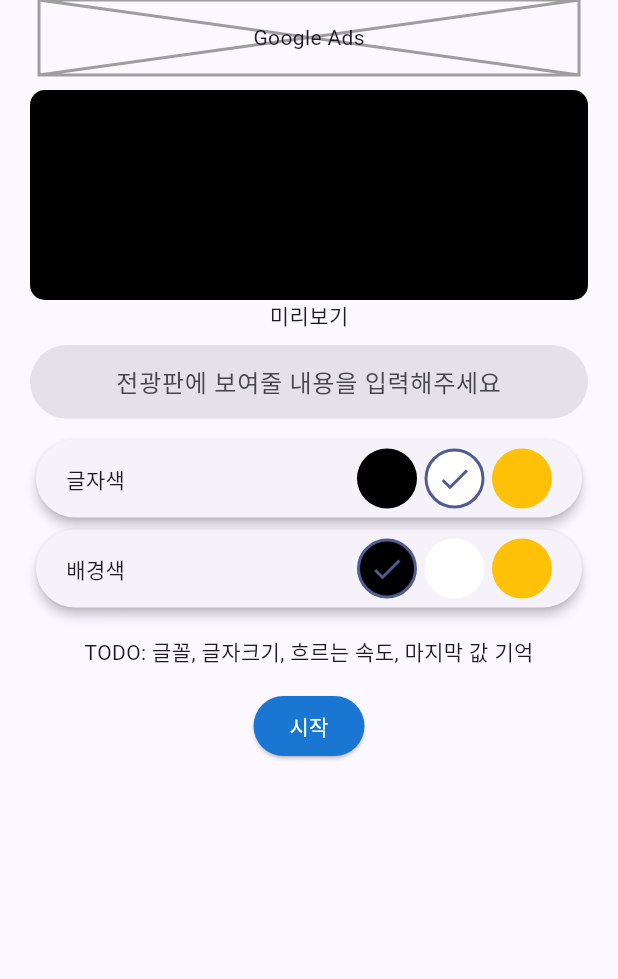
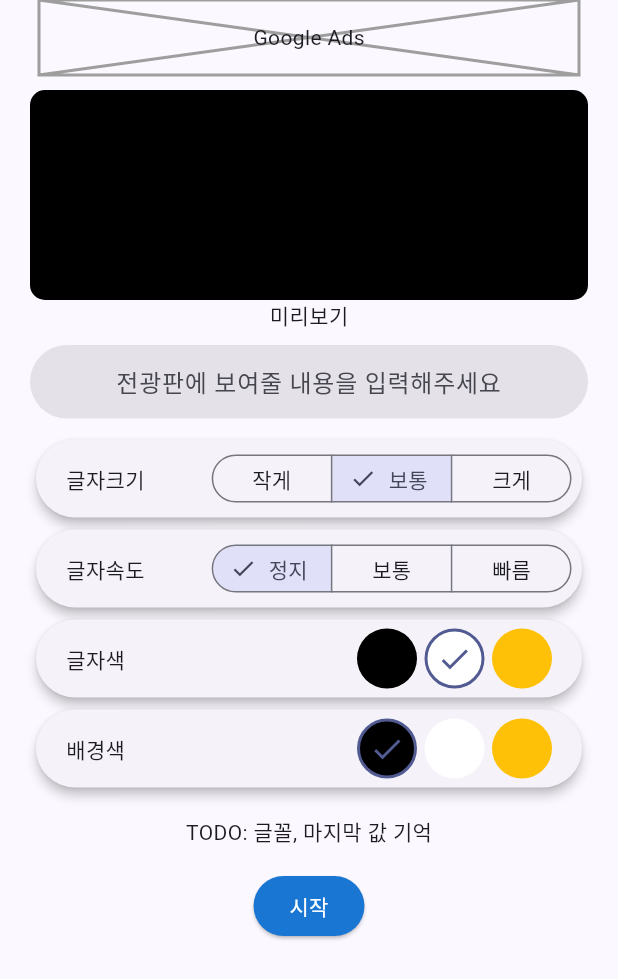
Before and after one commit to Guest-01/led_board, a Flutter app: the screen it shows after launch, on a phone screen of 412 x 824 dp. Shown: the top 979 px of the screen. Run offline on Flutter 3.47's test engine with Material 3 defaults, Android fonts, the phone set to English and light mode, and no system bars; our stand-ins replace marquee.

Commit message:
add fontSize, speed (marquee)

```diff
--- a/lib/led_screen.dart
+++ b/lib/led_screen.dart
@@ -1,16 +1,21 @@
 import 'package:flutter/material.dart';
 import 'package:flutter/services.dart';
+import 'package:marquee/marquee.dart';
 
 class LedScreen extends StatefulWidget {
   final Color backgroundColor;
   final Color textColor;
   final String content;
+  final double fontSize;
+  final double speed;
 
   const LedScreen({
     super.key,
     required this.backgroundColor,
     required this.textColor,
     required this.content,
+    required this.fontSize,
+    required this.speed,
   });
 
   @override
@@ -40,13 +45,23 @@ class _LedScreenState extends State<LedScreen> {
     return Scaffold(
       backgroundColor: widget.backgroundColor,
       body: Center(
-        child: Text(
-          widget.content,
-          style: TextStyle(
-            color: widget.textColor,
-            fontSize: 148,
-          ),
-        ),
+        child: widget.speed == 0 || widget.content.isEmpty
+            ? Text(
+                widget.content,
+                style: TextStyle(
+                  color: widget.textColor,
+                  fontSize: widget.fontSize,
+                ),
+              )
+            : Marquee(
+                text: widget.content,
+                style: TextStyle(
+                  color: widget.textColor,
+                  fontSize: widget.fontSize,
+                ),
+                velocity: widget.speed,
+                blankSpace: 30,
+              ),
       ),
     );
   }
--- a/lib/make_screen.dart
+++ b/lib/make_screen.dart
@@ -1,6 +1,7 @@
 import 'package:flutter/material.dart';
 import 'package:led_board/led_screen.dart';
 import 'package:led_board/widgets/color_circle_row.dart';
+import 'package:marquee/marquee.dart';
 
 class MakeScreen extends StatefulWidget {
   const MakeScreen({
@@ -13,7 +14,20 @@ class MakeScreen extends StatefulWidget {
 
 class _MakeScreenState extends State<MakeScreen> {
   TextEditingController controller = TextEditingController();
+  List<(double size, String label)> fontSizeList = [
+    (86, '작게'),
+    (128, '보통'),
+    (172, '크게'),
+  ];
+  List<(double speed, String label)> speedList = [
+    (0, '정지'),
+    (100, '보통'),
+    (180, '빠름'),
+  ];
   List<Color> colorList = [Colors.black, Colors.white, Colors.amber];
+
+  late double fontSize;
+  late double speed;
   late Color textColor;
   late Color backgroundColor;
 
@@ -22,6 +36,8 @@ class _MakeScreenState extends State<MakeScreen> {
     // TODO: 저장된 마지막 값 불러오기
     super.initState();
     controller.text = "";
+    fontSize = 128;
+    speed = 0;
     textColor = Colors.white;
     backgroundColor = Colors.black;
   }
@@ -60,12 +76,30 @@ class _MakeScreenState extends State<MakeScreen> {
                     color: backgroundColor,
                   ),
                   child: Center(
-                    child: Text(
-                      controller.text,
-                      style: TextStyle(color: textColor, fontSize: 56),
-                      overflow: TextOverflow.ellipsis,
-                      maxLines: 1,
-                    ),
+                    child: speed == 0 ||
+                            controller.text
+                                .isEmpty // Marquee text should be not empty
+                        ? Text(
+                            controller.text,
+                            style: TextStyle(
+                              color: textColor,
+                              fontSize: fontSize / 2.2, // 실제 비율에 맞추기 위함
+                            ),
+                            overflow: TextOverflow.clip,
+                            maxLines: 1,
+                          )
+                        : Marquee(
+                            text: controller.text,
+                            style: TextStyle(
+                              color: textColor,
+                              fontSize: fontSize / 2.2,
+                            ),
+                            velocity: speed,
+                            blankSpace: 30,
+                            pauseAfterRound: Duration.zero,
+                            accelerationDuration: Duration.zero,
+                            decelerationDuration: Duration.zero,
+                          ),
                   ),
                 ),
                 const Text('미리보기'),
@@ -90,6 +124,70 @@ class _MakeScreenState extends State<MakeScreen> {
                   },
                 ),
                 const SizedBox(height: 10),
+                Card(
+                  shape: RoundedRectangleBorder(
+                    borderRadius: BorderRadius.circular(30),
+                  ),
+                  elevation: 3,
+                  child: Padding(
+                    padding: const EdgeInsets.fromLTRB(20, 6, 7, 6),
+                    child: Row(
+                      mainAxisAlignment: MainAxisAlignment.spaceBetween,
+                      children: [
+                        const Text('글자크기'),
+                        SegmentedButton<double>(
+                          style: const ButtonStyle(
+                            visualDensity: VisualDensity.compact,
+                          ),
+                          segments: [
+                            for (var sizeAndLabel in fontSizeList)
+                              ButtonSegment(
+                                value: sizeAndLabel.$1,
+                                label: Text(sizeAndLabel.$2),
+                              ),
+                          ],
+                          selected: {fontSize},
+                          onSelectionChanged: (newSelections) {
+                            fontSize = newSelections.first;
+                            setState(() {});
+                          },
+                        )
+                      ],
+                    ),
+                  ),
+                ),
+                Card(
+                  shape: RoundedRectangleBorder(
+                    borderRadius: BorderRadius.circular(30),
+                  ),
+                  elevation: 3,
+                  child: Padding(
+                    padding: const EdgeInsets.fromLTRB(20, 6, 7, 6),
+                    child: Row(
+                      mainAxisAlignment: MainAxisAlignment.spaceBetween,
+                      children: [
+                        const Text('글자속도'),
+                        SegmentedButton<double>(
+                          style: const ButtonStyle(
+                            visualDensity: VisualDensity.compact,
+                          ),
+                          segments: [
+                            for (var speedAndLabel in speedList)
+                              ButtonSegment(
+                                value: speedAndLabel.$1,
+                                label: Text(speedAndLabel.$2),
+                              ),
+                          ],
+                          selected: {speed},
+                          onSelectionChanged: (newSelections) {
+                            speed = newSelections.first;
+                            setState(() {});
+                          },
+                        )
+                      ],
+                    ),
+                  ),
+                ),
                 Card(
                   shape: RoundedRectangleBorder(
                     borderRadius: BorderRadius.circular(30),
@@ -144,7 +242,7 @@ class _MakeScreenState extends State<MakeScreen> {
                 ),
                 const Padding(
                   padding: EdgeInsets.symmetric(vertical: 15),
-                  child: Text('TODO: 글꼴, 글자크기, 흐르는 속도, 마지막 값 기억'),
+                  child: Text('TODO: 글꼴, 마지막 값 기억'),
                 ),
                 ElevatedButton(
                   style: ElevatedButton.styleFrom(
@@ -158,6 +256,8 @@ class _MakeScreenState extends State<MakeScreen> {
                           backgroundColor: backgroundColor,
                           textColor: textColor,
                           content: controller.text,
+                          fontSize: fontSize,
+                          speed: speed,
                         ),
                       ),
                     );
--- a/pubspec.yaml
+++ b/pubspec.yaml
@@ -9,6 +9,7 @@ environment:
 dependencies:
   flutter:
     sdk: flutter
+  marquee: ^2.2.3
 
 dev_dependencies:
   flutter_test:
```
Also changed, not shown: pubspec.lock.
